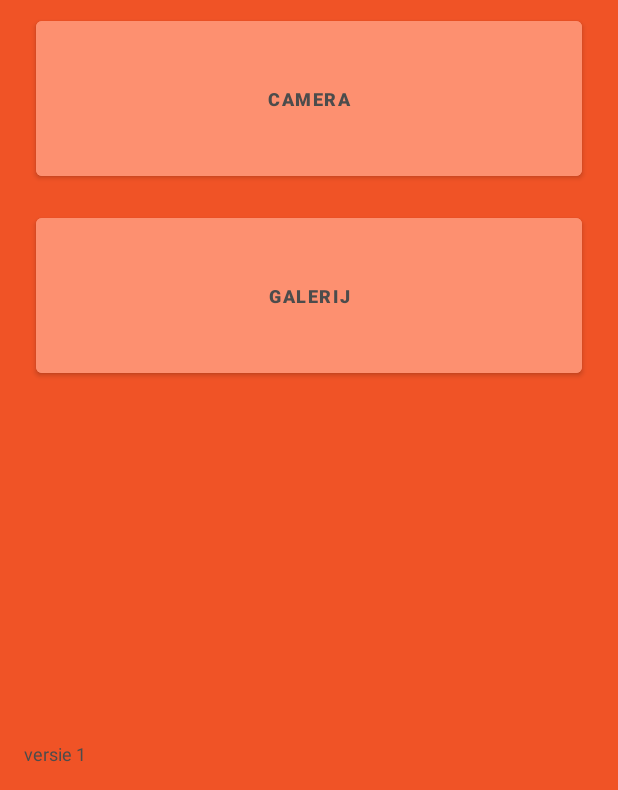
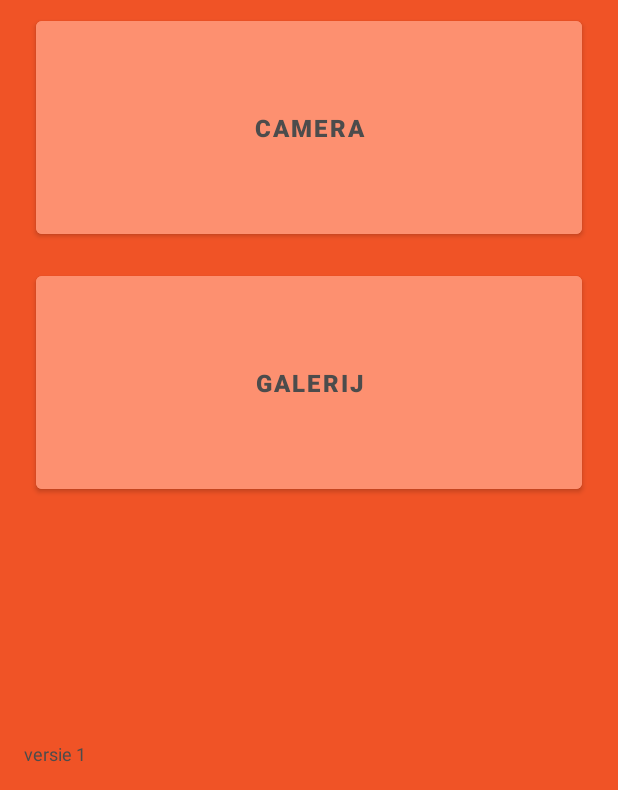
Before and after one commit to 1eam/Novi_Medewerker_vd_Maand_App, an Android app: the screen it shows after launch (MainActivity), on a phone screen of 412 x 824 dp, the part 446-1236 px from its top. Run offline under Robolectric (Android 15) with nearby library versions, the phone set to English and light mode, and no system bars; libraries missing offline, so code that uses them is left out: com.dsphotoeditor.sdk.

```diff
--- a/Novi Medewerker vd Maand App/app/src/main/res/layout/activity_main.xml
+++ b/Novi Medewerker vd Maand App/app/src/main/res/layout/activity_main.xml
@@ -29,7 +29,7 @@
         android:onClick="openCameraMethod"
         android:text="CAMERA"
         android:textColor="#4C4C4C"
-        android:textSize="12sp"
+        android:textSize="16sp"
         android:textStyle="bold" />
 
     <Button
@@ -43,15 +43,8 @@
         android:onClick="openGalleryMethod"
         android:text="GALERIJ"
         android:textColor="#4C4C4C"
-        android:textSize="12sp"
+        android:textSize="16sp"
         android:textStyle="bold" />
-
-    <TextView
-        android:id="@+id/infoText"
-        android:layout_width="match_parent"
-        android:layout_height="0dp"
-        android:layout_weight="1"
-        android:text="" />
 
     <Space
         android:layout_width="wrap_content"
```
